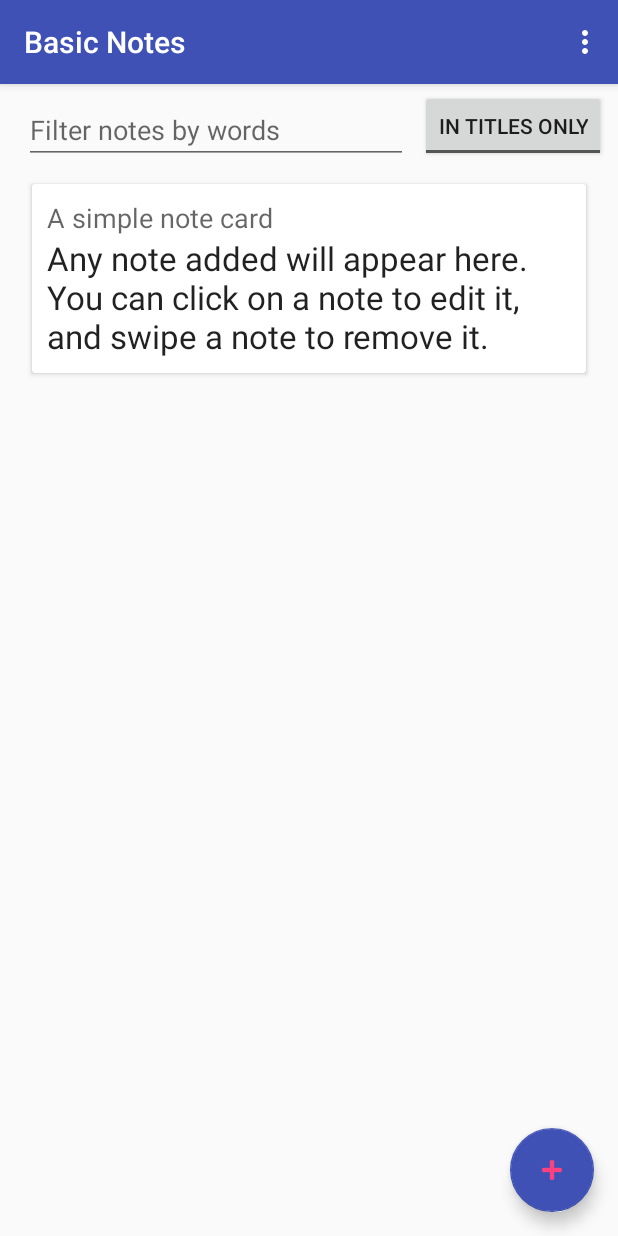
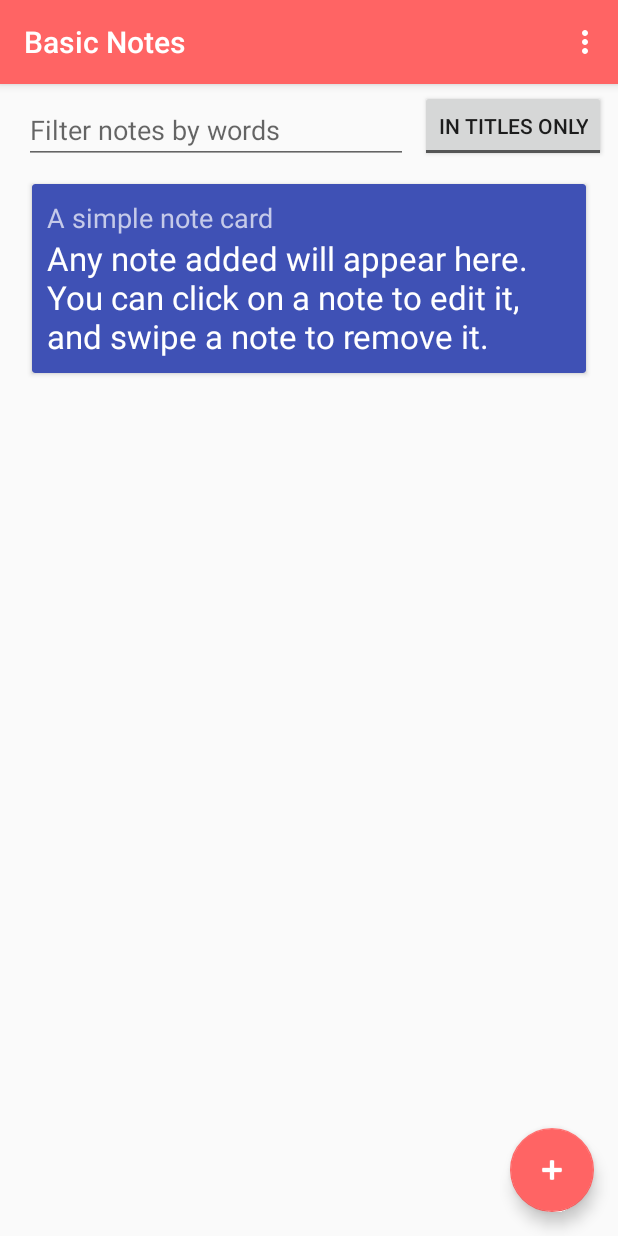
Before and after one commit to Segmev/basicnotesandroid, an Android app: the screen it shows after launch (MainActivity), on a phone screen of 412 x 824 dp. Run offline under Robolectric (Android 15) with nearby library versions, the phone set to English and light mode, and no system bars.

Commit message:
So many colors

```diff
--- a/app/src/main/java/com/et/segmev/basicnotes/CustomNotesAdapter.kt
+++ b/app/src/main/java/com/et/segmev/basicnotes/CustomNotesAdapter.kt
@@ -1,6 +1,7 @@
 package com.et.segmev.basicnotes
 
 import android.content.Intent
+import android.support.v7.widget.CardView
 import android.support.v7.widget.RecyclerView
 import android.view.LayoutInflater
 import android.view.View
@@ -11,11 +12,19 @@ import android.widget.TextView
  * Created by segmev on 05/03/2018.
  */
 
-class CustomNotesAdapter(private val notesList: ArrayList<Note>): RecyclerView.Adapter<CustomNotesAdapter.ViewHolder>() {
+class CustomNotesAdapter(private val notesList: ArrayList<Note>):
+        RecyclerView.Adapter<CustomNotesAdapter.ViewHolder>() {
 
-    override fun onBindViewHolder(holder: ViewHolder?, position: Int) {
-        holder?.txtTitle?.text = notesList[position].title
-        holder?.txtInformation?.text = notesList[position].info
+    override fun onBindViewHolder(holder: ViewHolder?, pos: Int) {
+        holder?.txtTitle?.text = notesList[pos].title
+        holder?.txtInformation?.text = notesList[pos].info
+        val card = holder?.itemView?.findViewById<CardView>(R.id.card)
+        val primaryCardColors = card?.resources?.obtainTypedArray(R.array.card_primary_colors)
+        val lightCardColors = card?.resources?.obtainTypedArray(R.array.card_light_colors)
+        card?.setCardBackgroundColor(primaryCardColors?.getColor((pos) % primaryCardColors.length(), 0)!!)
+        holder?.txtTitle?.setTextColor(lightCardColors?.getColor((pos) % lightCardColors.length(), 0)!!)
+        primaryCardColors?.recycle()
+        lightCardColors?.recycle()
     }
 
     override fun onCreateViewHolder(parent: ViewGroup?, viewType: Int): ViewHolder {
--- a/app/src/main/java/com/et/segmev/basicnotes/MainActivity.kt
+++ b/app/src/main/java/com/et/segmev/basicnotes/MainActivity.kt
@@ -1,8 +1,8 @@
 package com.et.segmev.basicnotes
 
 import android.content.Intent
+import android.os.Bundle
 import android.support.v7.app.AppCompatActivity
-import android.os.Bundle
 import android.support.v7.widget.LinearLayoutManager
 import android.support.v7.widget.RecyclerView
 import android.support.v7.widget.helper.ItemTouchHelper
@@ -92,7 +92,7 @@ class MainActivity : AppCompatActivity() {
                     dbHandler.addNote(lastDeletedNote!!)
                 lastDeletedNote = null
                 adapter?.updateData(dbHandler.findAllNotes(orderByAsc), lastDeletedNote)
-                Toast.makeText(this@MainActivity, "Note restored", Toast.LENGTH_LONG).show()
+                Toast.makeText(this@MainActivity, getString(R.string.note_restored_toast), Toast.LENGTH_LONG).show()
                 invalidateOptionsMenu()
             }
             84 -> {
--- a/app/src/main/res/layout/activity_main.xml
+++ b/app/src/main/res/layout/activity_main.xml
@@ -14,7 +14,7 @@
         android:layout_marginEnd="16dp"
         android:clickable="true"
         android:focusable="true"
-        android:tint="@color/colorAccent"
+        android:tint="@color/colorWhite"
         app:backgroundTint="@color/colorPrimary"
         app:layout_constraintBottom_toBottomOf="parent"
         app:layout_constraintEnd_toEndOf="parent"
--- a/app/src/main/res/layout/note_item_layout.xml
+++ b/app/src/main/res/layout/note_item_layout.xml
@@ -4,6 +4,7 @@
     android:layout_height="wrap_content">
 
     <android.support.v7.widget.CardView
+        android:id="@+id/card"
         android:layout_margin="5dp"
         android:layout_width="match_parent"
         android:layout_height="match_parent" >
@@ -18,12 +19,14 @@
                 android:text="@string/title"
                 android:layout_width="match_parent"
                 android:layout_height="wrap_content" />
+
             <TextView
-                android:textAppearance="@style/Base.TextAppearance.AppCompat.Large"
-                android:text="@string/information"
                 android:id="@+id/txtInformation"
                 android:layout_width="match_parent"
-                android:layout_height="wrap_content" />
+                android:layout_height="wrap_content"
+                android:text="@string/information"
+                android:textAppearance="@style/Base.TextAppearance.AppCompat.Large"
+                android:textColor="@android:color/white" />
         </LinearLayout>
     </android.support.v7.widget.CardView>
 
--- a/app/src/main/res/values/colors.xml
+++ b/app/src/main/res/values/colors.xml
@@ -1,6 +1,26 @@
 <?xml version="1.0" encoding="utf-8"?>
 <resources>
-    <color name="colorPrimary">#3f51b5</color>
-    <color name="colorPrimaryDark">#303F9F</color>
-    <color name="colorAccent">#ff4081</color>
+    <color name="colorPrimary">#ff6464</color>
+    <color name="colorPrimaryDark">#ff8264</color>
+    <color name="colorAccent">#ffaa64</color>
+    <color name="colorWhite">#ffffff</color>
+
+    <array name="card_primary_colors">
+        <item>#3F51B5</item>
+        <item>#673AB7</item>
+        <item>#F44336</item>
+        <item>#009688</item>
+    </array>
+    <array name="card_dark_colors">
+        <item>#303f9f</item>
+        <item>#512da8</item>
+        <item>#D32F2F</item>
+        <item>#00796B</item>
+    </array>
+    <array name="card_light_colors">
+        <item>#C5CAE9</item>
+        <item>#D1C4E9</item>
+        <item>#FFCDD2</item>
+        <item>#B2DFDB</item>
+    </array>
 </resources>
--- a/app/src/main/res/values/strings.xml
+++ b/app/src/main/res/values/strings.xml
@@ -11,4 +11,5 @@
     <string name="most_recent_first_menuitem">Most recent first</string>
     <string name="undo_menuitem">Undo note delete</string>
     <string name="lest_recent_first_menuitem">Older notes first</string>
+    <string name="note_restored_toast">Note restored</string>
 </resources>
```
